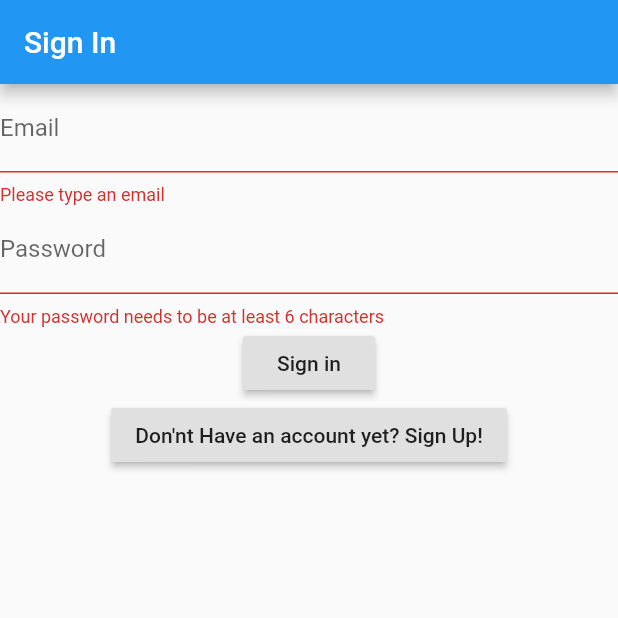
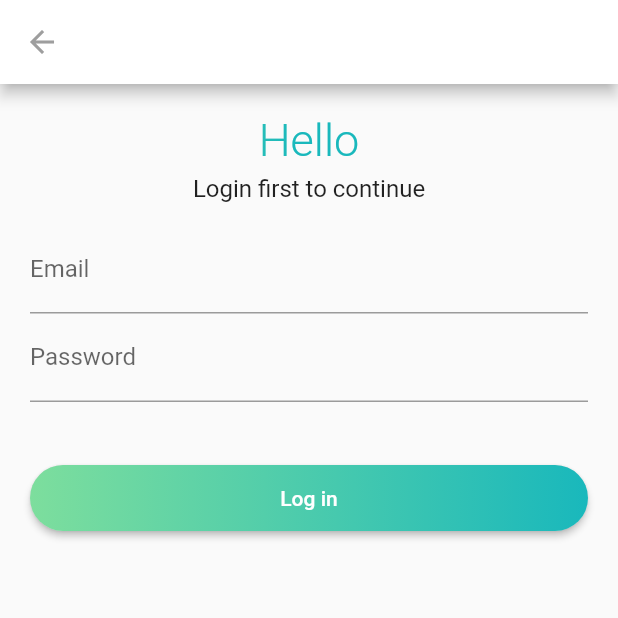
Before and after one commit to friskameilani/Curhat.in, a Flutter app: the screen it shows after launch, after a tap on "Sign in", on a phone screen of 412 x 824 dp, the top half of it. Run offline on Flutter 3.47's test engine with Material 2 defaults, Android fonts, the phone set to English and light mode, and no system bars; our stand-ins replace cloud_firestore, firebase_auth; accounts and stored records are empty.

Commit message:
edit sign in, sign up page, and add welcome page

```diff
--- a/lib/main.dart
+++ b/lib/main.dart
@@ -1,6 +1,6 @@
 import 'package:curhatin/setup/signIn.dart';
 import 'package:flutter/material.dart';
-import 'package:curhatin/setup/signIn.dart';
+import 'package:curhatin/pages/welcome.dart';
 
 void main() {
   runApp(MyApp());
@@ -16,7 +16,7 @@ class MyApp extends StatelessWidget {
         primarySwatch: Colors.blue,
         visualDensity: VisualDensity.adaptivePlatformDensity,
       ),
-      home: LoginPage(),
+      home: WelcomePage(),
     );
   }
 }
--- a/lib/pages/home.dart
+++ b/lib/pages/home.dart
@@ -8,9 +8,9 @@ class Home extends StatelessWidget {
   @override
   Widget build(BuildContext context) {
     return Scaffold(
-      appBar: AppBar(
-        title: Text('Home ${user.email}'),
-      ),
+//      appBar: AppBar(
+//        title: Text('Home ${user.email}'),
+//      ),
       body: StreamBuilder<DocumentSnapshot>(
         stream: Firestore.instance
             .collection('users')
--- /dev/null
+++ b/lib/pages/welcome.dart
@@ -0,0 +1,93 @@
+import 'package:curhatin/setup/signUp.dart';
+import 'package:curhatin/setup/signIn.dart';
+import 'package:flutter/cupertino.dart';
+import 'package:flutter/material.dart';
+
+class WelcomePage extends StatefulWidget {
+  @override
+  _WelcomePageState createState() => _WelcomePageState();
+}
+
+class _WelcomePageState extends State<WelcomePage> {
+  @override
+  Widget build(BuildContext context) {
+    return Scaffold(
+        body: Container(
+          color: Color.fromRGBO(143, 238, 191, 1),
+          alignment: Alignment.center,
+          child: Container(
+              margin: EdgeInsets.fromLTRB(30, 70, 30, 0),
+              child: Column(
+                children: [
+                  Text("Curhat.in",
+                    style: TextStyle(fontSize: 80, fontFamily: "Amanise", color: Colors.white,
+                        shadows: [
+                          Shadow(blurRadius: 10.0, color: Colors.black38, offset: Offset(1, 1)),
+                        ]),),
+                  Text(
+                    "Ruang Konsultasi Online Berbasis\nAndroid untuk Mahasiswa IPB",
+                    style: TextStyle(fontSize: 18, color: Colors.white, fontStyle: FontStyle.italic,
+                    shadows: [
+                      Shadow(blurRadius: 10.0, color: Colors.black38, offset: Offset(2, 2)),
+                    ]),
+                    textAlign: TextAlign.center,),
+                  Padding(
+                    padding:EdgeInsets.fromLTRB(0, 20, 0, 20),
+                  ),
+                  Image.asset("assets/images/welcome.PNG", scale: 0.80,),
+                  Padding(
+                    padding:EdgeInsets.fromLTRB(0, 20, 0, 20),
+                  ),
+                  signInButton(),
+                  Padding(
+                    padding:EdgeInsets.fromLTRB(0, 15, 0, 0),
+                  ),
+                  signUpButton()
+                ],
+              )
+          ),)
+    );
+  }
+
+  Widget signInButton() {
+    return RaisedButton(
+      onPressed: toSignIn,
+      padding: const EdgeInsets.all(0),
+      shape: RoundedRectangleBorder(borderRadius: BorderRadius.circular(80.0)),
+      color: Color.fromRGBO(90, 189, 140, 1),
+      child: Container(
+        constraints: const BoxConstraints(minWidth: 88.0, minHeight: 36.0),
+        // min sizes for Material buttons
+        alignment: Alignment.center,
+        child: const Text(
+          "Sign in",
+          textAlign: TextAlign.center,
+        ),),
+    );
+  }
+  Widget signUpButton() {
+    return RaisedButton(
+      onPressed: toSignUp,
+      padding: const EdgeInsets.all(0),
+      shape: RoundedRectangleBorder(borderRadius: BorderRadius.circular(80.0)),
+      color: Color.fromRGBO(90, 189, 140, 1),
+      child: Container(
+        constraints: const BoxConstraints(minWidth: 88.0, minHeight: 36.0),
+        // min sizes for Material buttons
+        alignment: Alignment.center,
+        child: const Text(
+          "Sign up",
+          textAlign: TextAlign.center,
+        ),),
+    );
+  }
+
+  void toSignUp() {
+    Navigator.push(
+        context, MaterialPageRoute(builder: (context) => SignUpPage()));
+  }
+  void toSignIn() {
+    Navigator.push(
+        context, MaterialPageRoute(builder: (context) => LoginPage()));
+  }
+}
--- a/lib/setup/signIn.dart
+++ b/lib/setup/signIn.dart
@@ -1,7 +1,7 @@
 import 'package:curhatin/pages/home.dart';
 import 'package:firebase_auth/firebase_auth.dart';
+import 'package:flutter/cupertino.dart';
 import 'package:flutter/material.dart';
-import 'package:curhatin/setup/signUp.dart';
 
 class LoginPage extends StatefulWidget {
   @override
@@ -10,17 +10,29 @@ class LoginPage extends StatefulWidget {
 
 class _LoginPageState extends State<LoginPage> {
   String _email, _password;
+  final linearGradient = LinearGradient(
+    colors: [Color.fromARGB(255, 125, 222, 157),
+      Color.fromARGB(255, 25, 184, 188)],
+  ).createShader(Rect.fromLTWH(0.0, 0.0, 200.0, 70.0));
+
   final GlobalKey<FormState> _formKey = GlobalKey<FormState>();
   @override
   Widget build(BuildContext context) {
     return Scaffold(
       appBar: AppBar(
-        title: Text('Sign In'),
+        leading: new IconButton(
+          icon: new Icon(Icons.arrow_back, color: Colors.grey),
+          onPressed: () => Navigator.of(context).pop(),
         ),
-      body: Form(
+        backgroundColor: Colors.white,
+      ),
+      body: Container(
+        margin: EdgeInsets.all(20),
+        child: Form(
             key: _formKey,
             child: Column(
               children: [
+                titleField(),
                 TextFormField(
                   validator: (input) {
                     if (input.isEmpty) {
@@ -40,17 +52,13 @@ class _LoginPageState extends State<LoginPage> {
                   decoration: InputDecoration(labelText: 'Password'),
                   obscureText: true,
                 ),
-            RaisedButton(
-              onPressed: signIn,
-              child: Text('Sign in'),
+                Padding(
+                  padding:EdgeInsets.fromLTRB(0, 20, 0, 20),
                 ),
-            RaisedButton(
-              onPressed: toSignUp,
-              child: Text('Don\'nt Have an account yet? Sign Up!'),
+                logInButton(),
+            ])
+        ),
       )
-          ],
-        ),
-      ),
     );
   }
 
@@ -71,8 +79,49 @@ class _LoginPageState extends State<LoginPage> {
     }
   }
 
-  void toSignUp() {
-    Navigator.push(
-        context, MaterialPageRoute(builder: (context) => SignUpPage()));
+  Widget titleField(){
+    return Column(
+      children: [
+        Container(
+          child: Text("Hello",
+            style: TextStyle(
+                fontSize: 30.0,
+                fontWeight: FontWeight.w300,
+                foreground: Paint()..shader = linearGradient
+            ),),
+        ),
+        Container(
+          margin: EdgeInsets.fromLTRB(0, 5, 0, 15),
+          child: Text("Login first to continue",
+          style: TextStyle(fontSize: 16),),
+        ),
+      ],
+    );
+  }
+
+  Widget logInButton(){
+    return RaisedButton(
+      onPressed: signIn,
+      textColor: Colors.white,
+      padding: const EdgeInsets.all(0),
+      shape: RoundedRectangleBorder(borderRadius: BorderRadius.circular(80.0)),
+      child: Ink(
+        decoration: const BoxDecoration(
+            gradient: LinearGradient(
+              colors:
+              [Color.fromARGB(255, 125, 222, 157),
+                Color.fromARGB(255, 25, 184, 188)],
+            ),
+            borderRadius: BorderRadius.all(Radius.circular(80.0))
+        ),
+        child: Container(
+          constraints: const BoxConstraints(minWidth: 88.0, minHeight: 44.0), // min sizes for Material buttons
+          alignment: Alignment.center,
+          child: const Text(
+            'Log in',
+            textAlign: TextAlign.center,
+          ),),
+      ),
+    );
   }
 }
```
Also changed, not shown: lib/pages/chat.dart (added, +13 -0 lines), lib/pages/profile.dart (added, +13 -0 lines), lib/setup/signUp.dart (+57 -9 lines), lib/tabRoutes.dart (added, +61 -0 lines), pubspec.yaml (+6 -2 lines), assets/fonts/Amanise.ttf (added), assets/images/welcome.PNG (added). Lines whose indentation alone changed are shown as unchanged.
